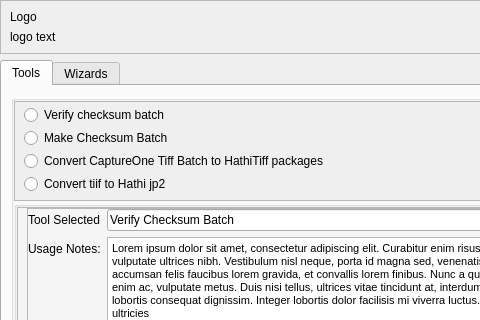
Before: the Qt Designer form ui/main_window.ui in UIUCLibrary/Speedwagon, drawn with Qt 5; both pictures show x 0 to 480 and y 0 to 320 of the 631 by 739 pixel window.
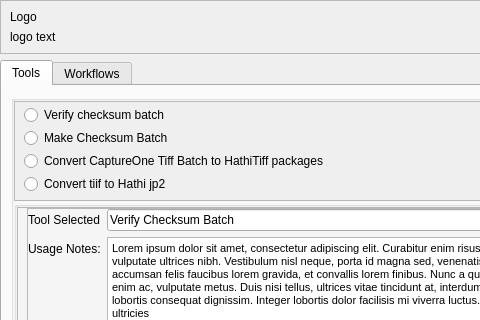
After: the same form once the commit is applied.

Commit message: changed wizards to workflow. changed console mini height to 50

```diff
--- a/ui/main_window.ui
+++ b/ui/main_window.ui
@@ -535,7 +535,7 @@
          </widget>
          <widget class="QWidget" name="tab_wizards">
           <attribute name="title">
-           <string>Wizards</string>
+           <string>Workflows</string>
           </attribute>
          </widget>
         </widget>
```
Left out of the diff: 4 changed lines with no effect on the pictures.
